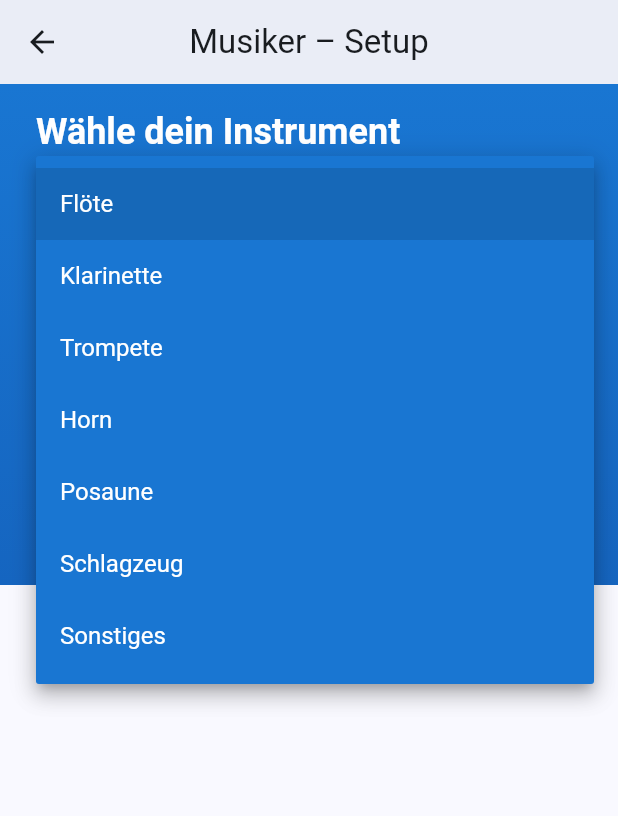
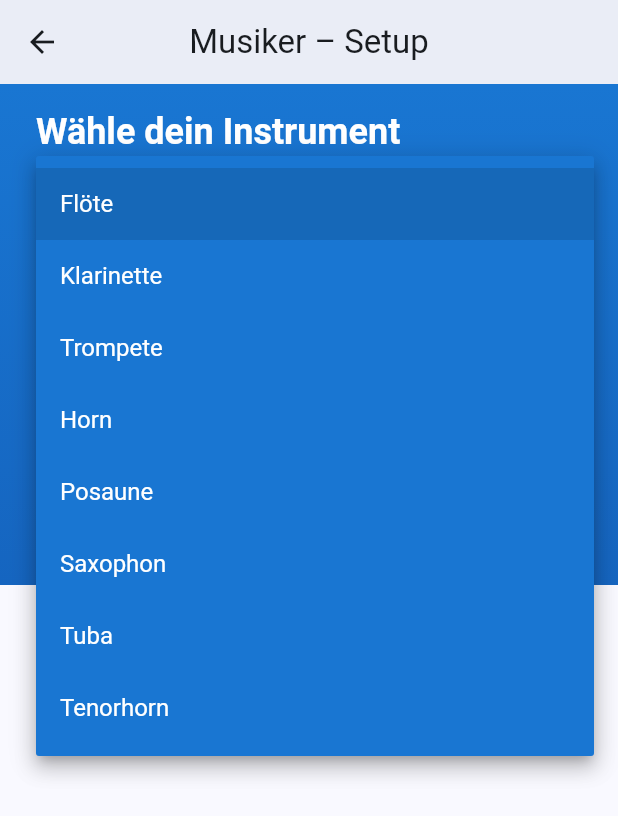
Before and after one commit to FrankyFriday/musikverein_application, a Flutter app: the MusicianSetupPage screen opened directly, after a tap on "Bitte wählen", on a phone screen of 412 x 824 dp. Shown: the top 816 px of the screen. Run offline on Flutter 3.47's test engine with Material 3 defaults, Android fonts, the phone set to English and light mode, and no system bars; our stand-ins replace shared_preferences; accounts and stored records are empty.

Commit message:
ui zeugs

```diff
--- a/lib/main.dart
+++ b/lib/main.dart
@@ -1,7 +1,5 @@
 import 'package:flutter/material.dart';
 import 'musician_setup.dart';
-import 'musician_page.dart';
-
 void main() {
   runApp(const MyApp());
 }
--- a/lib/musician_setup.dart
+++ b/lib/musician_setup.dart
@@ -12,10 +12,10 @@ class MusicianSetupPage extends StatefulWidget {
 class _MusicianSetupPageState extends State<MusicianSetupPage> {
   final _instruments = [
     'Flöte', 'Klarinette', 'Trompete', 'Horn',
-    'Posaune', 'Schlagzeug', 'Sonstiges'
+    'Posaune', 'Saxophon', 'Tuba', 'Tenorhorn'
   ];
 
-  final _voices = ['1. Stimme', '2. Stimme', '3. Stimme', 'Bass', 'Solo'];
+  final _voices = ['1. Stimme', '2. Stimme', '3. Stimme'];
 
   String? _selectedInstrument;
   String? _selectedVoice;
--- a/lib/shared.dart
+++ b/lib/shared.dart
@@ -1,4 +1,3 @@
-// lib/shared.dart
 import 'dart:io';
 import 'package:path_provider/path_provider.dart';
 
--- a/lib/splash_screen.dart
+++ b/lib/splash_screen.dart
@@ -1,4 +1,3 @@
-// lib/splash_screen.dart
 import 'package:flutter/material.dart';
 
 class SplashScreen extends StatefulWidget {
```
